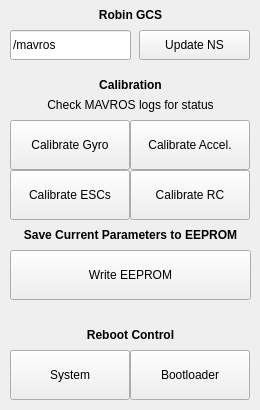
Before: the Qt Designer form resource/RobinGCS.ui in qutas/rqt_robin_gcs, drawn with Qt 5.
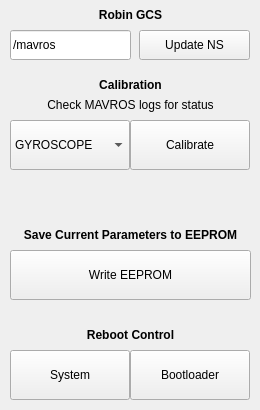
After: the same form once the commit is applied.

Commit message: Added proper selector for calibration request

Patch:
```diff
--- a/resource/RobinGCS.ui
+++ b/resource/RobinGCS.ui
@@ -25,22 +25,6 @@
   <property name="windowTitle">
    <string>Robin GCS</string>
   </property>
-  <widget class="QPushButton" name="button_cal_gyro">
-   <property name="enabled">
-    <bool>true</bool>
-   </property>
-   <property name="geometry">
-    <rect>
-     <x>10</x>
-     <y>120</y>
-     <width>120</width>
-     <height>50</height>
-    </rect>
-   </property>
-   <property name="text">
-    <string>Calibrate Gyro</string>
-   </property>
-  </widget>
   <widget class="QLabel" name="label_title">
    <property name="geometry">
     <rect>
@@ -63,22 +47,6 @@
     <set>Qt::AlignCenter</set>
    </property>
   </widget>
-  <widget class="QPushButton" name="button_cal_accel">
-   <property name="enabled">
-    <bool>true</bool>
-   </property>
-   <property name="geometry">
-    <rect>
-     <x>130</x>
-     <y>120</y>
-     <width>120</width>
-     <height>50</height>
-    </rect>
-   </property>
-   <property name="text">
-    <string>Calibrate Accel.</string>
-   </property>
-  </widget>
   <widget class="QPushButton" name="button_update_namespace">
    <property name="enabled">
     <bool>true</bool>
@@ -250,38 +218,77 @@
     <string>System</string>
    </property>
   </widget>
-  <widget class="QPushButton" name="button_cal_esc">
-   <property name="enabled">
-    <bool>true</bool>
-   </property>
-   <property name="geometry">
-    <rect>
-     <x>10</x>
-     <y>170</y>
-     <width>120</width>
-     <height>50</height>
-    </rect>
-   </property>
-   <property name="text">
-    <string>Calibrate ESCs</string>
-   </property>
-  </widget>
-  <widget class="QPushButton" name="button_cal_rc">
+  <widget class="QPushButton" name="button_cal">
    <property name="enabled">
     <bool>true</bool>
    </property>
    <property name="geometry">
     <rect>
      <x>130</x>
-     <y>170</y>
+     <y>120</y>
      <width>120</width>
      <height>50</height>
     </rect>
    </property>
    <property name="text">
-    <string>Calibrate RC</string>
+    <string>Calibrate</string>
    </property>
   </widget>
+  <widget class="QComboBox" name="combo_cal">
+   <property name="geometry">
+    <rect>
+     <x>10</x>
+     <y>120</y>
+     <width>120</width>
+     <height>50</height>
+    </rect>
+   </property>
+   <item>
+    <property name="text">
+     <string>GYROSCOPE</string>
+    </property>
+   </item>
+   <item>
+    <property name="text">
+     <string>MAGNETOMETER</string>
+    </property>
+   </item>
+   <item>
+    <property name="text">
+     <string>GROUND PRESSURE</string>
+    </property>
+   </item>
+   <item>
+    <property name="text">
+     <string>RC</string>
+    </property>
+   </item>
+   <item>
+    <property name="text">
+     <string>ACCELEROMETER</string>
+    </property>
+   </item>
+   <item>
+    <property name="text">
+     <string>LEVEL HORIZON</string>
+    </property>
+   </item>
+   <item>
+    <property name="text">
+     <string>INTERFERENCE</string>
+    </property>
+   </item>
+   <item>
+    <property name="text">
+     <string>ESC</string>
+    </property>
+   </item>
+   <item>
+    <property name="text">
+     <string>BAROMETER</string>
+    </property>
+   </item>
+  </widget>
  </widget>
  <resources/>
  <connections/>
```
The commit also changes 1 other file.
